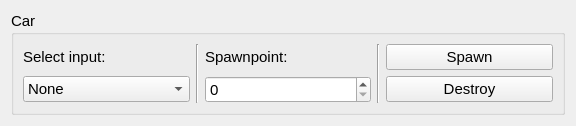
Old version of the form modules/carlainterface/action/vehicletab.ui in the repository tud-hri/joan.
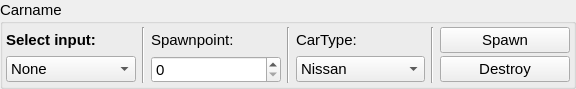
New version of the form.

What changed in the file:
```diff
--- a/modules/carlainterface/action/vehicletab.ui
+++ b/modules/carlainterface/action/vehicletab.ui
@@ -7,13 +7,25 @@
     <x>0</x>
     <y>0</y>
     <width>576</width>
-    <height>106</height>
+    <height>81</height>
    </rect>
   </property>
   <property name="windowTitle">
    <string>Form</string>
   </property>
   <layout class="QGridLayout" name="gridLayout">
+   <property name="leftMargin">
+    <number>0</number>
+   </property>
+   <property name="topMargin">
+    <number>0</number>
+   </property>
+   <property name="rightMargin">
+    <number>0</number>
+   </property>
+   <property name="bottomMargin">
+    <number>0</number>
+   </property>
    <item row="0" column="0">
     <widget class="QGroupBox" name="groupBox">
      <property name="font">
@@ -22,9 +34,24 @@
       </font>
      </property>
      <property name="title">
-      <string>Car</string>
+      <string>Carname</string>
      </property>
      <layout class="QGridLayout" name="gridLayout_2">
+      <property name="leftMargin">
+       <number>3</number>
+      </property>
+      <property name="topMargin">
+       <number>3</number>
+      </property>
+      <property name="rightMargin">
+       <number>3</number>
+      </property>
+      <property name="bottomMargin">
+       <number>3</number>
+      </property>
+      <property name="verticalSpacing">
+       <number>3</number>
+      </property>
       <item row="0" column="2">
        <widget class="QLabel" name="label_2">
         <property name="font">
@@ -39,11 +66,11 @@
        </widget>
       </item>
       <item row="0" column="0">
-       <widget class="QLabel" name="label">
+       <widget class="QLabel" name="lblInput">
         <property name="font">
          <font>
-          <weight>50</weight>
-          <bold>false</bold>
+          <weight>75</weight>
+          <bold>true</bold>
          </font>
         </property>
         <property name="text">
@@ -54,21 +81,35 @@
       <item row="1" column="2">
        <widget class="QSpinBox" name="spinBox"/>
       </item>
-      <item row="1" column="5">
-       <widget class="QPushButton" name="pushButton_2">
+      <item row="1" column="4">
+       <widget class="QComboBox" name="comboCartype">
+        <item>
+         <property name="text">
+          <string>Nissan</string>
+         </property>
+        </item>
+        <item>
+         <property name="text">
+          <string>Audi</string>
+         </property>
+        </item>
+       </widget>
+      </item>
+      <item row="1" column="7">
+       <widget class="QPushButton" name="btnDestroy">
         <property name="text">
          <string>Destroy</string>
         </property>
        </widget>
       </item>
-      <item row="0" column="5">
-       <widget class="QPushButton" name="pushButton">
+      <item row="0" column="7">
+       <widget class="QPushButton" name="btnSpawn">
         <property name="text">
          <string>Spawn</string>
         </property>
        </widget>
       </item>
-      <item row="0" column="4" rowspan="2">
+      <item row="0" column="5" rowspan="2">
        <widget class="Line" name="line_3">
         <property name="orientation">
          <enum>Qt::Vertical</enum>
@@ -96,6 +137,20 @@
         </item>
        </widget>
       </item>
+      <item row="0" column="3" rowspan="2">
+       <widget class="Line" name="line_2">
+        <property name="orientation">
+         <enum>Qt::Vertical</enum>
+        </property>
+       </widget>
+      </item>
+      <item row="0" column="4">
+       <widget class="QLabel" name="label">
+        <property name="text">
+         <string>CarType:</string>
+        </property>
+       </widget>
+      </item>
      </layout>
     </widget>
    </item>
```
Left out of the diff: 8 changed lines with no effect on the pictures.
